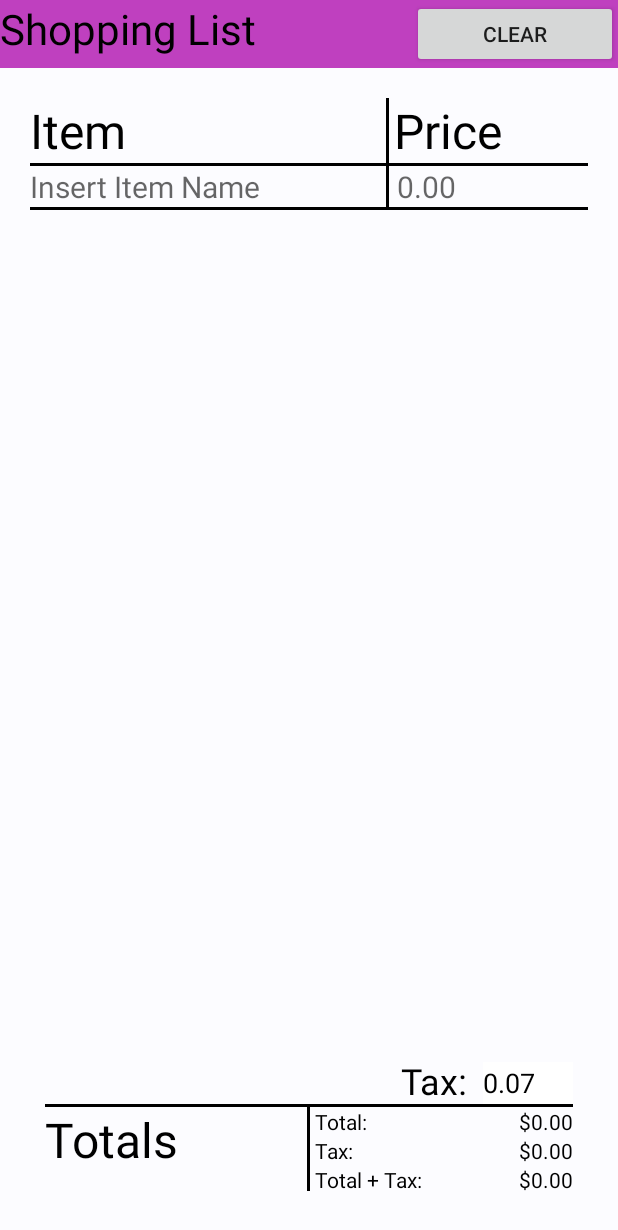
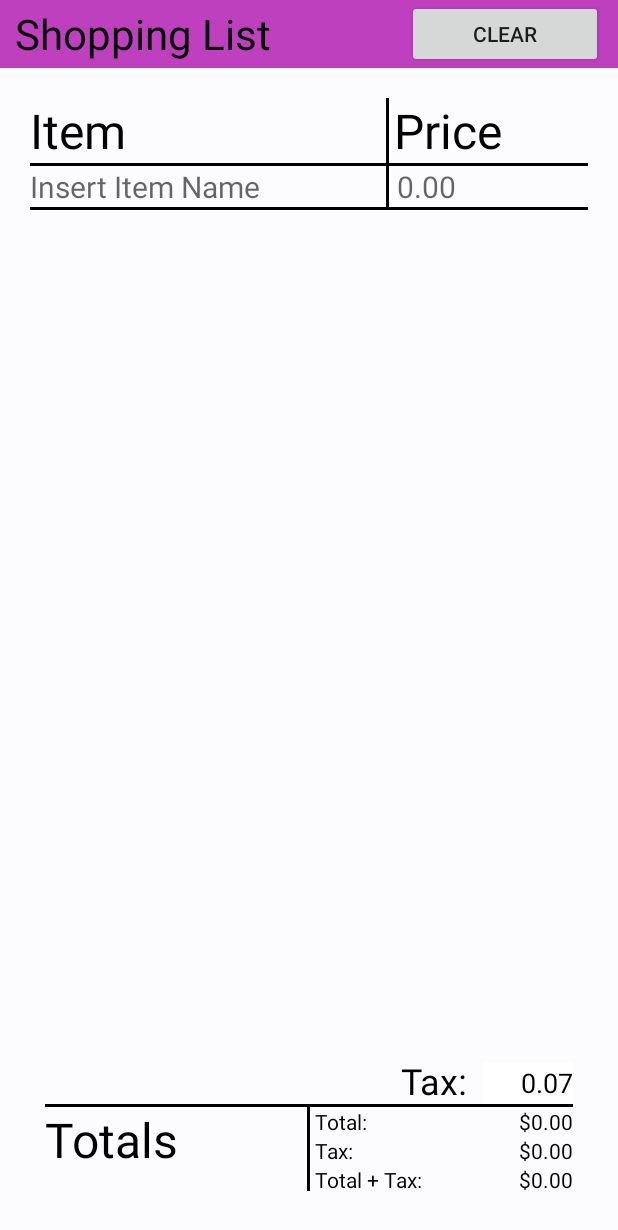
Before and after one commit to pknepper1/Shopping-List, an Android app: the screen it shows after launch (MainActivity), on a phone screen of 412 x 824 dp. Shown: the top 1230 px of the screen. Run offline under Robolectric (Android 15) with nearby library versions, the phone set to English and light mode, and no system bars.

Commit message:
Improved ui

```diff
--- a/app/src/main/res/layout/activity_main.xml
+++ b/app/src/main/res/layout/activity_main.xml
@@ -12,7 +12,9 @@
         android:layout_width="match_parent"
         android:layout_height="45dp"
         android:layout_alignParentTop="true"
-        android:background="#BF40BF">
+        android:background="#BF40BF"
+        android:paddingEnd="10dp"
+        android:paddingStart="10dp">
 
         <TextView
             android:layout_width="0dp"
@@ -20,7 +22,8 @@
             android:layout_height="match_parent"
             android:text="@string/app_name"
             android:textSize="28sp"
-            android:textColor="#000000"/>
+            android:textColor="#000000"
+            android:gravity="center_vertical"/>
 
         <Button
             android:id="@+id/clearAllButton"
@@ -135,7 +138,9 @@
                         android:layout_gravity="bottom"
                         android:hint="@string/tax_hint"
                         android:inputType="numberDecimal"
-                        android:textColor="#000000"/>
+                        android:textColor="#000000"
+                        android:gravity="center_vertical"
+                        android:textAlignment="viewEnd"/>
 
             </LinearLayout>
 
```
